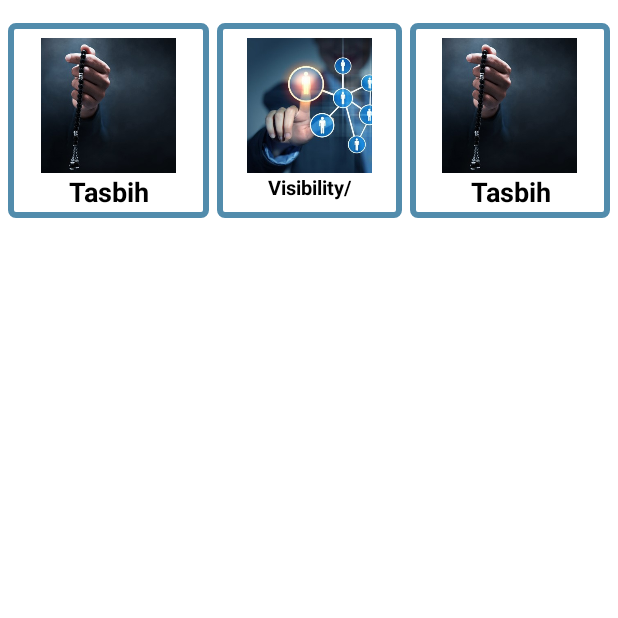
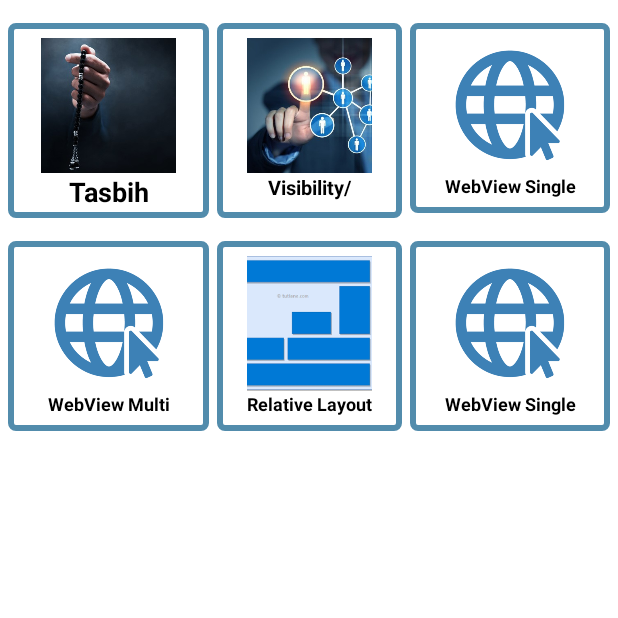
Before and after one commit to tamimchowdhury109/Tammu-Studio, an Android app: the screen it shows after launch (MainActivity), on a phone screen of 412 x 824 dp, the top half of it. Run offline under Robolectric (Android 15) with nearby library versions, the phone set to English and light mode, and no system bars.

Commit message:
Single webView + Multi webView + Relativelayout design add

```diff
--- a/app/src/main/java/com/devtammu/tammustudio/MainActivity.java
+++ b/app/src/main/java/com/devtammu/tammustudio/MainActivity.java
@@ -8,7 +8,7 @@ import android.view.View;
 import android.widget.LinearLayout;
 
 public class MainActivity extends AppCompatActivity {
-    LinearLayout tasbih,visibility;
+    LinearLayout tasbih,visibility,WebView,webViewMulti,relativeLayout;
 
     @Override
     protected void onCreate(Bundle savedInstanceState) {
@@ -17,6 +17,9 @@ public class MainActivity extends AppCompatActivity {
 
         LinearLayout tasbih = (LinearLayout) findViewById(R.id.tasbih);
         LinearLayout visibility = (LinearLayout) findViewById(R.id.visibility);
+        LinearLayout WebView = (LinearLayout) findViewById(R.id.WebView);
+        LinearLayout webViewMulti = (LinearLayout) findViewById(R.id.webViewMulti);
+        LinearLayout relativeLayout = (LinearLayout) findViewById(R.id.relativeLayout);
 
 
 
@@ -25,18 +28,43 @@ public class MainActivity extends AppCompatActivity {
         tasbih.setOnClickListener(new View.OnClickListener() {
             @Override
             public void onClick(View view) {
-                Intent beach = new  Intent(MainActivity.this, TasbihActivity.class);
-                startActivity(beach);
+                Intent myIntent = new  Intent(MainActivity.this, TasbihActivity.class);
+                startActivity(myIntent);
             }
         });
 
         visibility.setOnClickListener(new View.OnClickListener() {
             @Override
             public void onClick(View view) {
-                Intent beach = new  Intent(MainActivity.this, VisibilityActivity.class);
-                startActivity(beach);
+                Intent myIntent = new  Intent(MainActivity.this, VisibilityActivity.class);
+                startActivity(myIntent);
             }
         });
+
+        WebView.setOnClickListener(new View.OnClickListener() {
+            @Override
+            public void onClick(View view) {
+                Intent myIntent = new Intent(MainActivity.this, WebViewActivity.class);
+                startActivity(myIntent);
+            }
+        });
+
+        webViewMulti.setOnClickListener(new View.OnClickListener() {
+            @Override
+            public void onClick(View view) {
+                Intent myIntent = new Intent(MainActivity.this, WebViewMultiActivity.class);
+                startActivity(myIntent);
+            }
+        });
+
+        relativeLayout.setOnClickListener(new View.OnClickListener() {
+            @Override
+            public void onClick(View view) {
+                Intent myIntent = new Intent(MainActivity.this, RelativeActivity.class);
+                startActivity(myIntent);
+            }
+        });
+
 
         ///////// ==  Activity Change End  == //////////////////
 
--- a/app/src/main/res/layout/activity_main.xml
+++ b/app/src/main/res/layout/activity_main.xml
@@ -5,7 +5,8 @@
     android:layout_width="match_parent"
     android:layout_height="match_parent"
     tools:context=".MainActivity"
-    android:background="@color/white">
+    android:background="@color/white"
+    android:orientation="vertical">
 
     <LinearLayout
         android:layout_width="match_parent"
@@ -76,6 +77,7 @@
         </LinearLayout>
 
         <LinearLayout
+            android:id="@+id/WebView"
             android:layout_width="match_parent"
             android:layout_height="wrap_content"
             android:orientation="vertical"
@@ -86,16 +88,116 @@
             <ImageView
                 android:layout_width="90dp"
                 android:layout_height="90dp"
-                android:src="@drawable/tasbih"
+                android:src="@drawable/webview"
                 android:scaleType="centerCrop"/>
 
             <TextView
                 android:layout_width="match_parent"
                 android:layout_height="match_parent"
                 android:gravity="center"
-                android:text="Tasbih"
+                android:text="WebView Single"
                 android:textColor="@color/black"
-                android:textSize="18sp"
+                android:textSize="12sp"
+                android:textStyle="bold" />
+
+
+        </LinearLayout>
+
+
+
+
+
+    </LinearLayout>
+
+    <LinearLayout
+        android:layout_width="match_parent"
+        android:layout_height="130dp"
+        android:layout_marginTop="15dp"
+        android:orientation="horizontal"
+        android:weightSum="12"
+        android:layout_marginLeft="5dp"
+        android:layout_marginRight="5dp">
+
+
+        <LinearLayout
+            android:id="@+id/webViewMulti"
+            android:layout_width="match_parent"
+            android:layout_height="wrap_content"
+            android:orientation="vertical"
+            android:layout_weight="4"
+            android:gravity="center"
+            android:background="@drawable/home_border">
+
+            <ImageView
+                android:layout_width="90dp"
+                android:layout_height="90dp"
+                android:src="@drawable/webview"
+                android:scaleType="centerCrop"/>
+
+            <TextView
+                android:layout_width="match_parent"
+                android:layout_height="match_parent"
+                android:text="WebView Multi"
+                android:textColor="@color/black"
+                android:textSize="12sp"
+                android:textStyle="bold"
+                android:gravity="center"/>
+
+
+
+        </LinearLayout>
+
+        <LinearLayout
+            android:id="@+id/relativeLayout"
+            android:layout_width="match_parent"
+            android:layout_height="wrap_content"
+            android:orientation="vertical"
+            android:layout_weight="4"
+            android:gravity="center"
+            android:background="@drawable/home_border"
+            android:layout_marginRight="5dp"
+            android:layout_marginLeft="5dp">
+
+            <ImageView
+                android:layout_width="wrap_content"
+                android:layout_height="90dp"
+                android:src="@drawable/relativelayout"
+                android:scaleType="centerCrop"/>
+
+            <TextView
+                android:layout_width="match_parent"
+                android:layout_height="match_parent"
+                android:text="Relative Layout"
+                android:textSize="12sp"
+                android:textColor="@color/black"
+                android:textStyle="bold"
+                android:gravity="center"/>
+
+
+
+        </LinearLayout>
+
+        <LinearLayout
+            android:layout_width="match_parent"
+            android:layout_height="wrap_content"
+            android:orientation="vertical"
+            android:layout_weight="4"
+            android:gravity="center"
+            android:background="@drawable/home_border">
+
+            <ImageView
+                android:layout_width="90dp"
+                android:layout_height="90dp"
+                android:src="@drawable/webview"
+                android:scaleType="centerCrop"/>
+
+            <TextView
+                android:layout_width="match_parent"
+                android:layout_height="match_parent"
+                android:gravity="center"
+                android:text="WebView Single"
+                android:textColor="@color/black"
+                android:textSize="12sp"
                 android:textStyle="bold" />
 
 
--- a/app/src/main/res/values-night/themes.xml
+++ b/app/src/main/res/values-night/themes.xml
@@ -1,14 +1,14 @@
 <resources xmlns:tools="http://schemas.android.com/tools">
     <!-- Base application theme. -->
-    <style name="Theme.TammuStudio" parent="Theme.MaterialComponents.DayNight.DarkActionBar">
+    <style name="Theme.TammuStudio" parent="Theme.MaterialComponents.NoActionBar">
         <!-- Primary brand color. -->
         <item name="colorPrimary">@color/purple_200</item>
         <item name="colorPrimaryVariant">@color/purple_700</item>
-        <item name="colorOnPrimary">@color/black</item>
+        <item name="colorOnPrimary">@color/white</item>
         <!-- Secondary brand color. -->
         <item name="colorSecondary">@color/teal_200</item>
         <item name="colorSecondaryVariant">@color/teal_200</item>
-        <item name="colorOnSecondary">@color/black</item>
+        <item name="colorOnSecondary">@color/white</item>
         <!-- Status bar color. -->
         <item name="android:statusBarColor" tools:targetApi="l">?attr/colorPrimaryVariant</item>
         <!-- Customize your theme here. -->
--- a/app/src/main/res/values/themes.xml
+++ b/app/src/main/res/values/themes.xml
@@ -8,7 +8,7 @@
         <!-- Secondary brand color. -->
         <item name="colorSecondary">@color/teal_200</item>
         <item name="colorSecondaryVariant">@color/teal_700</item>
-        <item name="colorOnSecondary">@color/black</item>
+        <item name="colorOnSecondary">@color/white</item>
         <!-- Status bar color. -->
         <item name="android:statusBarColor" tools:targetApi="l">?attr/colorPrimaryVariant</item>
         <!-- Customize your theme here. -->
```
Also changed, not shown: app/src/main/AndroidManifest.xml (+12 -0 lines), app/src/main/java/com/devtammu/tammustudio/RelativeActivity.java (added, +14 -0 lines), app/src/main/java/com/devtammu/tammustudio/WebViewActivity.java (added, +24 -0 lines), app/src/main/java/com/devtammu/tammustudio/WebViewMultiActivity.java (added, +55 -0 lines), app/src/main/res/layout/activity_relative.xml (added, +124 -0 lines), app/src/main/res/layout/activity_visibility.xml (+5 -5 lines), app/src/main/res/layout/activity_web_view.xml (added, +17 -0 lines), app/src/main/res/layout/activity_web_view_multi.xml (added, +35 -0 lines), app/src/main/res/drawable/ic_home.png (added), app/src/main/res/drawable/ic_notification.png (added), app/src/main/res/drawable/ic_profile.png (added), app/src/main/res/drawable/relativelayout.png (added), app/src/main/res/drawable/webview.png (added).
